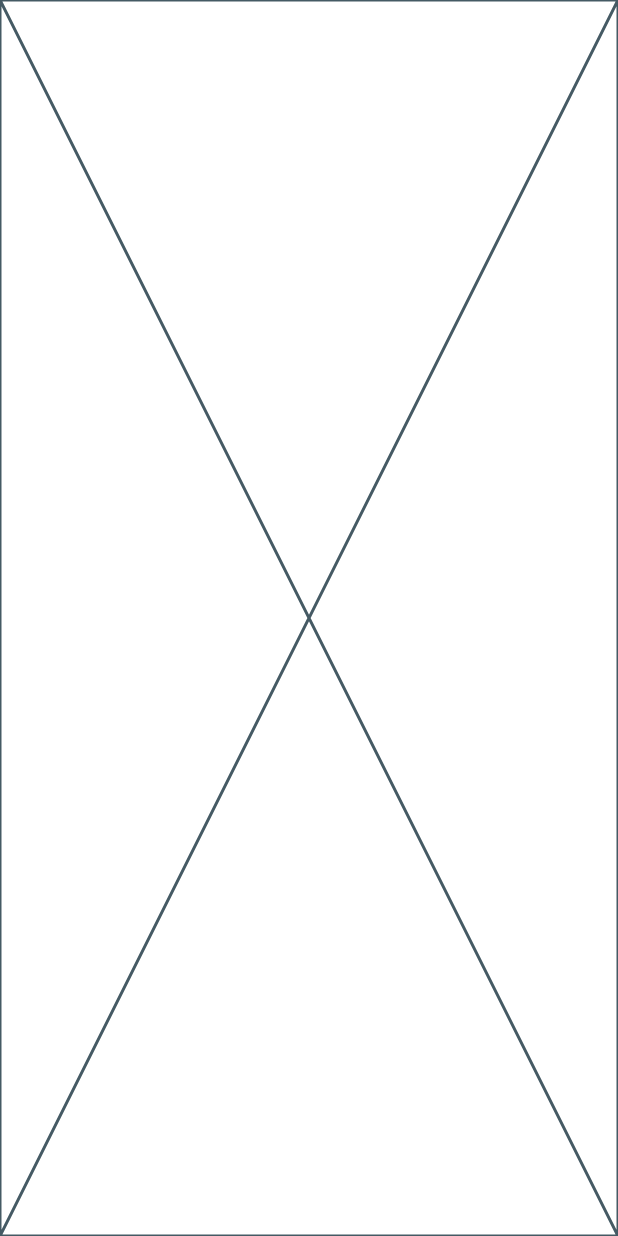
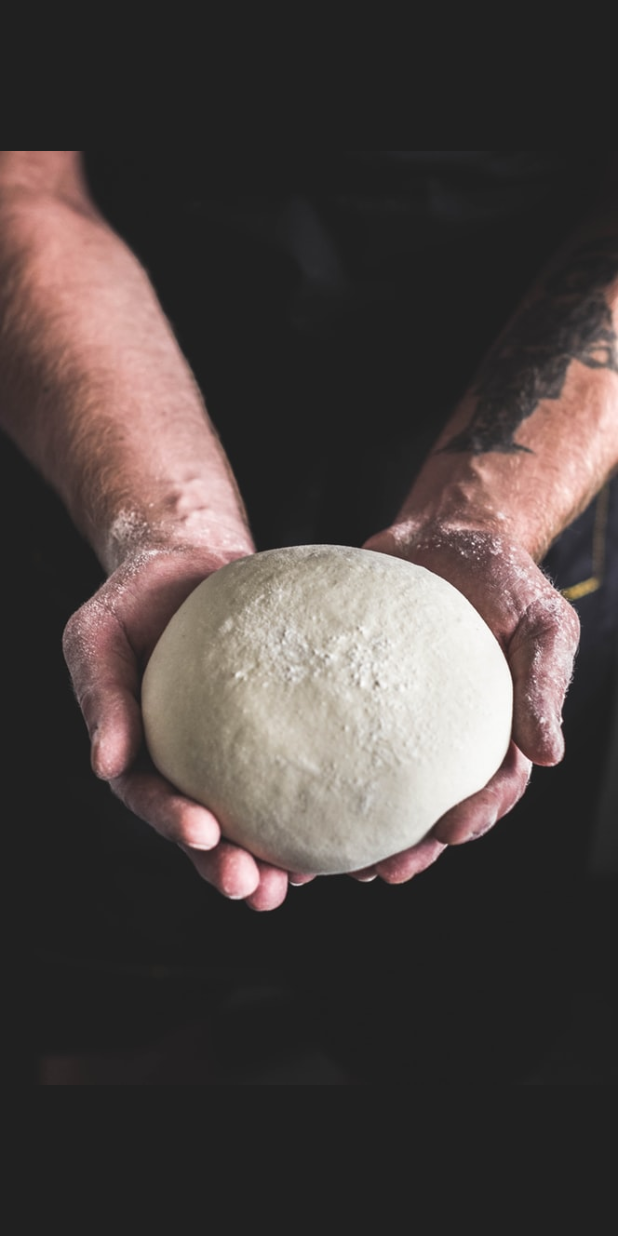
Before and after one commit to j-pcgoncalves/auth_screen, a Flutter app: the screen it shows after launch, on a phone screen of 412 x 824 dp. Run offline on Flutter 3.47's test engine with Material 2 defaults, Android fonts, the phone set to English and light mode, and no system bars.

Commit message:
add a background image

```diff
--- a/lib/main.dart
+++ b/lib/main.dart
@@ -1,3 +1,4 @@
+import 'package:auth_screen/constants.dart';
 import 'package:flutter/material.dart';
 
 void main() {
@@ -12,7 +13,8 @@ class MyApp extends StatelessWidget {
     return MaterialApp(
       title: 'Auth Screen',
       theme: ThemeData(
-        primarySwatch: Colors.blue,
+        primaryColor: kPrimaryColor,
+        scaffoldBackgroundColor: kBackgroundColor,
       ),
       home: WelcomeScreen(),
     );
@@ -24,6 +26,20 @@ class WelcomeScreen extends StatelessWidget {
 
   @override
   Widget build(BuildContext context) {
-    return const Placeholder();
+    return Scaffold(
+      body: Column(
+        children: <Widget>[
+          Expanded(
+            child: Container(
+              decoration: const BoxDecoration(
+                image: DecorationImage(
+                  image: AssetImage('assets/perosn.jpeg'),
+                ),
+              ),
+            ),
+          ),
+        ],
+      ),
+    );
   }
 }
--- a/pubspec.yaml
+++ b/pubspec.yaml
@@ -31,7 +31,6 @@ dependencies:
   flutter:
     sdk: flutter
 
-
   # The following adds the Cupertino Icons font to your application.
   # Use with the CupertinoIcons class for iOS style icons.
   cupertino_icons: ^1.0.2
@@ -52,15 +51,14 @@ dev_dependencies:
 
 # The following section is specific to Flutter packages.
 flutter:
-
   # The following line ensures that the Material Icons font is
   # included with your application, so that you can use the icons in
   # the material Icons class.
   uses-material-design: true
 
   # To add assets to your application, add an assets section, like this:
-  # assets:
-  #   - images/a_dot_burr.jpeg
+  assets:
+    - assets/perosn.jpeg
   #   - images/a_dot_ham.jpeg
 
   # An image asset can refer to one or more resolution-specific "variants", see
```
